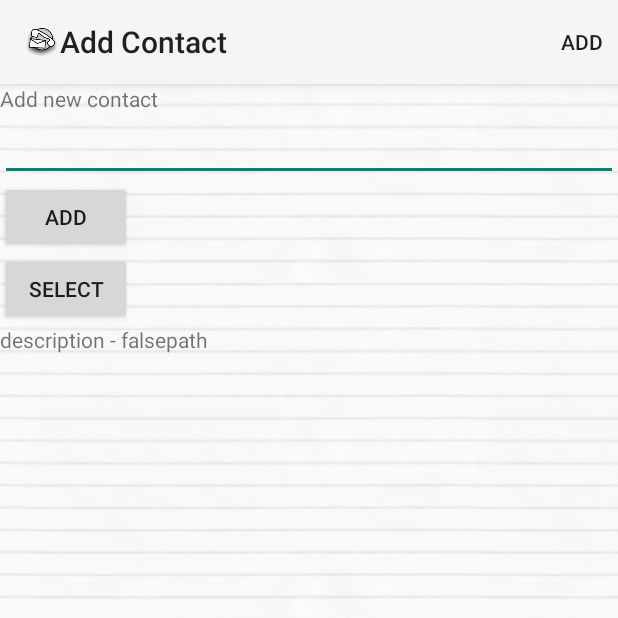
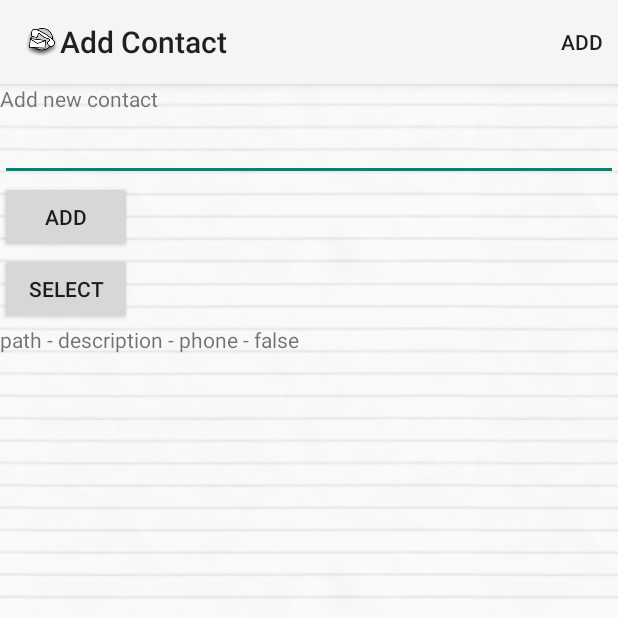
Before and after one commit to amperas17/ContactManager, an Android app: the AddContactFragment screen opened directly, with no data from a screen before it, after a tap on "SELECT", on a phone screen of 412 x 824 dp, the top half of it. Run offline under Robolectric (Android 15) with nearby library versions, the phone set to English and light mode, and no system bars.

Commit message:
BD was changed, now it has id,image_path,description,phone_number and boolean is_favorite. Everything works correctly.

```diff
--- a/app/src/main/java/com/vavan/contactmanager/AddContactFragment.java
+++ b/app/src/main/java/com/vavan/contactmanager/AddContactFragment.java
@@ -45,7 +45,7 @@ public class AddContactFragment extends Fragment {
             @Override
             public void onClick(View v) {
                 DBHelper dbHelper = new DBHelper(getActivity());
-                dbHelper.addRecord("description",Boolean.FALSE,"path");
+                dbHelper.addRecord("path","description","phone",Boolean.FALSE);
             }
         });
 
@@ -61,8 +61,11 @@ public class AddContactFragment extends Fragment {
                     List<DBRecord> recordList = db.getAllRecord();
 
                     for (DBRecord record : recordList) {
-                        output = output + record.getDescription() + " - " + record.getIsFavorite()
-                                + record.getImagePath() + "\n";
+                        output = output +
+                                record.getImagePath()   + " - " +
+                                record.getDescription() + " - " +
+                                record.getPhoneNumber() + " - " +
+                                record.getIsFavorite()  + "\n";
                     }
                 }
                 tvOutput.setText(output);
--- a/app/src/main/java/com/vavan/contactmanager/BDHelper.java
+++ b/app/src/main/java/com/vavan/contactmanager/BDHelper.java
@@ -17,12 +17,14 @@ import java.util.List;
 class DBHelper extends SQLiteOpenHelper {
 
     public final static int DATABASE_VERSION = 1;
-    public final static String DATABASE_NAME = "transHistory";
-    public final static String TABLE_NAME = "transRecords";
+    public final static String DATABASE_NAME = "myContactsDB";
+    public final static String TABLE_NAME = "myContacts";
     public final static String COLUMN_ID = "_id";
+    public final static String COLUMN_IMAGE_PATH = "image_path";
     public final static String COLUMN_DESCRIPTION = "description";
+    public final static String COLUMN_PHONE_NUMBER = "phone_number";
     public final static String COLUMN_IS_FAVORITE = "is_favorite";
-    public final static String COLUMN_IMAGE_PATH = "image_path";
+
 
     public DBHelper(Context context){
         super(context,DBHelper.DATABASE_NAME,null,DBHelper.DATABASE_VERSION);
@@ -32,9 +34,10 @@ class DBHelper extends SQLiteOpenHelper {
     public void onCreate(SQLiteDatabase db) {
         String createTable = "create table " + DBHelper.TABLE_NAME + " (" +
                 DBHelper.COLUMN_ID + " integer primary key autoincrement, " +
+                DBHelper.COLUMN_IMAGE_PATH + " text not null," +
                 DBHelper.COLUMN_DESCRIPTION + " text not null," +
-                DBHelper.COLUMN_IS_FAVORITE + " smallint NOT NULL DEFAULT 0," +
-                DBHelper.COLUMN_IMAGE_PATH + " text not null);";
+                DBHelper.COLUMN_PHONE_NUMBER + " text not null," +
+                DBHelper.COLUMN_IS_FAVORITE + " smallint NOT NULL DEFAULT 0);";
         db.execSQL(createTable);
     }
 
@@ -46,14 +49,19 @@ class DBHelper extends SQLiteOpenHelper {
         }
     }
 
-    public void addRecord(String description, Boolean is_favorite,String image_path){
+    public void addRecord(String image_path,String description,String phone_number,Boolean is_favorite){
         if (description.length()>0 && image_path.length()>0){
             SQLiteDatabase db = this.getWritableDatabase();
+
             ContentValues cv = new ContentValues();
+            cv.put(DBHelper.COLUMN_IMAGE_PATH,image_path);
             cv.put(DBHelper.COLUMN_DESCRIPTION,description);
-            cv.put(DBHelper.COLUMN_IS_FAVORITE,Boolean.FALSE);
-            cv.put(DBHelper.COLUMN_IMAGE_PATH,image_path);
+            cv.put(DBHelper.COLUMN_PHONE_NUMBER,phone_number);
+            cv.put(DBHelper.COLUMN_IS_FAVORITE,is_favorite);
+
+
             db.insert(DBHelper.TABLE_NAME, null, cv);
+
             db.close();
         }
 
@@ -78,10 +86,14 @@ class DBHelper extends SQLiteOpenHelper {
 
             do {
                 DBRecord record = new DBRecord();
+
                 record.setId(Integer.parseInt(cursor.getString(0)));
-                record.setDescription(cursor.getString(1));
-                record.setIsFavorite(Integer.parseInt(cursor.getString(2))==1);
-                record.setImagePath(cursor.getString(3));
+                record.setImagePath(cursor.getString(1));
+                record.setDescription(cursor.getString(2));
+                record.setPhoneNumber(cursor.getString(3));
+                record.setIsFavorite(Integer.parseInt(cursor.getString(4))==1);
+
+
                 recordList.add(record);
             } while(cursor.moveToNext());
 
--- a/app/src/main/java/com/vavan/contactmanager/DBRecord.java
+++ b/app/src/main/java/com/vavan/contactmanager/DBRecord.java
@@ -6,25 +6,30 @@ package com.vavan.contactmanager;
 public class DBRecord {
 
     private int id;
+    private String image_path;
     private String description;
+    private String phone_number;
     private Boolean is_favorite;
-    private String image_path;
+
 
     public DBRecord(){
 
     }
 
-    public DBRecord(String _description,Boolean _is_favorite,String _image_path){
+    public DBRecord(String _image_path,String _description,String _phone_number,Boolean _is_favorite){
+        image_path = _image_path;
         description = _description;
+        phone_number = _phone_number;
         is_favorite = _is_favorite;
-        image_path = _image_path;
+
     }
 
-    public DBRecord(int _id,String _description,Boolean _is_favorite,String _image_path){
+    public DBRecord(int _id,String _image_path,String _description,String _phone_number,Boolean _is_favorite){
         id = _id;
+        image_path = _image_path;
         description = _description;
+        phone_number = _phone_number;
         is_favorite = _is_favorite;
-        image_path = _image_path;
     }
 
     public int getId() {
@@ -35,12 +40,31 @@ public class DBRecord {
         id = _id;
     }
 
+
+    public String getImagePath() {
+        return image_path;
+    }
+
+    public void setImagePath(String _image_path) {
+        image_path = _image_path;
+    }
+
+
     public String getDescription() {
         return description;
     }
 
     public void setDescription(String _description) {
         description = _description;
+    }
+
+
+    public String getPhoneNumber() {
+        return phone_number;
+    }
+
+    public void setPhoneNumber(String _phone_number) {
+        phone_number = _phone_number;
     }
 
 
@@ -53,13 +77,7 @@ public class DBRecord {
     }
 
 
-    public String getImagePath() {
-        return image_path;
-    }
 
-    public void setImagePath(String _image_path) {
-        image_path = _image_path;
-    }
 
 
 }
```
